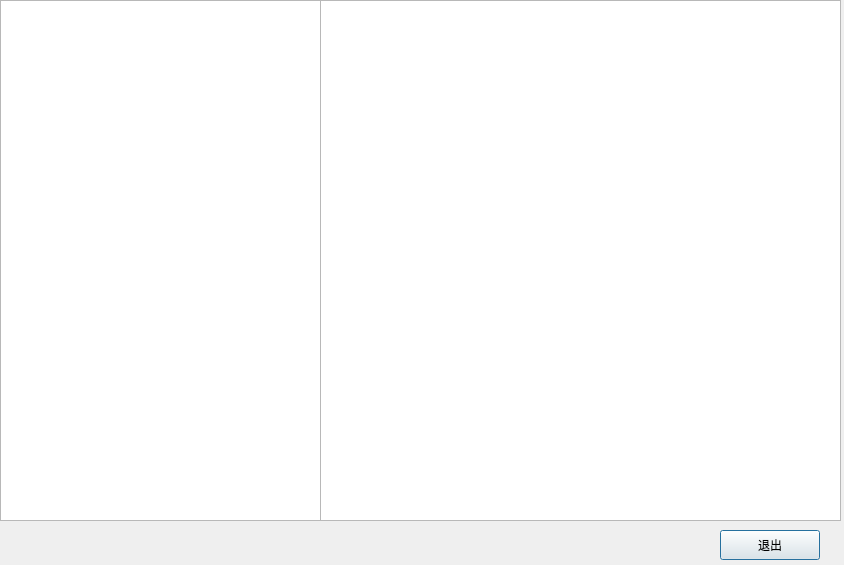
First picture: the form in DlgTaskGuihua.ui, repository hua809022895/DeviceManagement, before the edit.
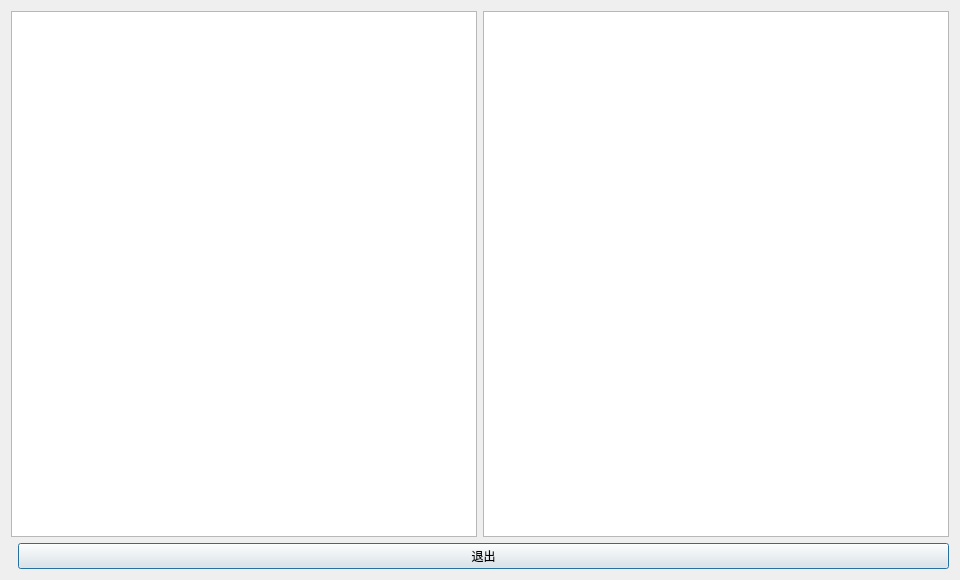
Second picture: the form after the edit.

```diff
--- a/DlgTaskGuihua.ui
+++ b/DlgTaskGuihua.ui
@@ -6,62 +6,54 @@
    <rect>
     <x>0</x>
     <y>0</y>
-    <width>844</width>
-    <height>565</height>
+    <width>960</width>
+    <height>580</height>
    </rect>
   </property>
   <property name="windowTitle">
    <string>任务规划</string>
   </property>
-  <widget class="QTableWidget" name="mWidget">
-   <property name="geometry">
-    <rect>
-     <x>0</x>
-     <y>0</y>
-     <width>321</width>
-     <height>521</height>
-    </rect>
-   </property>
-  </widget>
-  <widget class="QPushButton" name="okButton">
-   <property name="geometry">
-    <rect>
-     <x>720</x>
-     <y>530</y>
-     <width>100</width>
-     <height>30</height>
-    </rect>
-   </property>
-   <property name="text">
-    <string>退出</string>
-   </property>
-  </widget>
-  <widget class="QFrame" name="frame_4">
-   <property name="geometry">
-    <rect>
-     <x>500</x>
-     <y>369</y>
-     <width>20</width>
-     <height>151</height>
-    </rect>
-   </property>
-   <property name="frameShape">
-    <enum>QFrame::VLine</enum>
-   </property>
-   <property name="frameShadow">
-    <enum>QFrame::Raised</enum>
-   </property>
-  </widget>
-  <widget class="QTableWidget" name="mWidget_2">
-   <property name="geometry">
-    <rect>
-     <x>320</x>
-     <y>0</y>
-     <width>521</width>
-     <height>521</height>
-    </rect>
-   </property>
-  </widget>
+  <layout class="QVBoxLayout" name="mainLayout">
+   <item>
+    <layout class="QHBoxLayout" name="tableLayout">
+     <item>
+      <widget class="QTableWidget" name="mWidget">
+       <property name="minimumWidth">
+        <number>300</number>
+       </property>
+      </widget>
+     </item>
+     <item>
+      <widget class="QTableWidget" name="mWidget_2">
+       <property name="minimumWidth">
+        <number>500</number>
+       </property>
+      </widget>
+     </item>
+    </layout>
+   </item>
+   <item>
+    <layout class="QHBoxLayout" name="btnLayout">
+     <item>
+      <spacer name="btnSpacer">
+       <property name="orientation">
+        <enum>Qt::Horizontal</enum>
+       </property>
+      </spacer>
+     </item>
+     <item>
+      <widget class="QPushButton" name="okButton">
+       <property name="minimumWidth">
+        <number>100</number>
+       </property>
+       <property name="text">
+        <string>退出</string>
+       </property>
+      </widget>
+     </item>
+    </layout>
+   </item>
+  </layout>
  </widget>
  <resources/>
  <connections>
```
